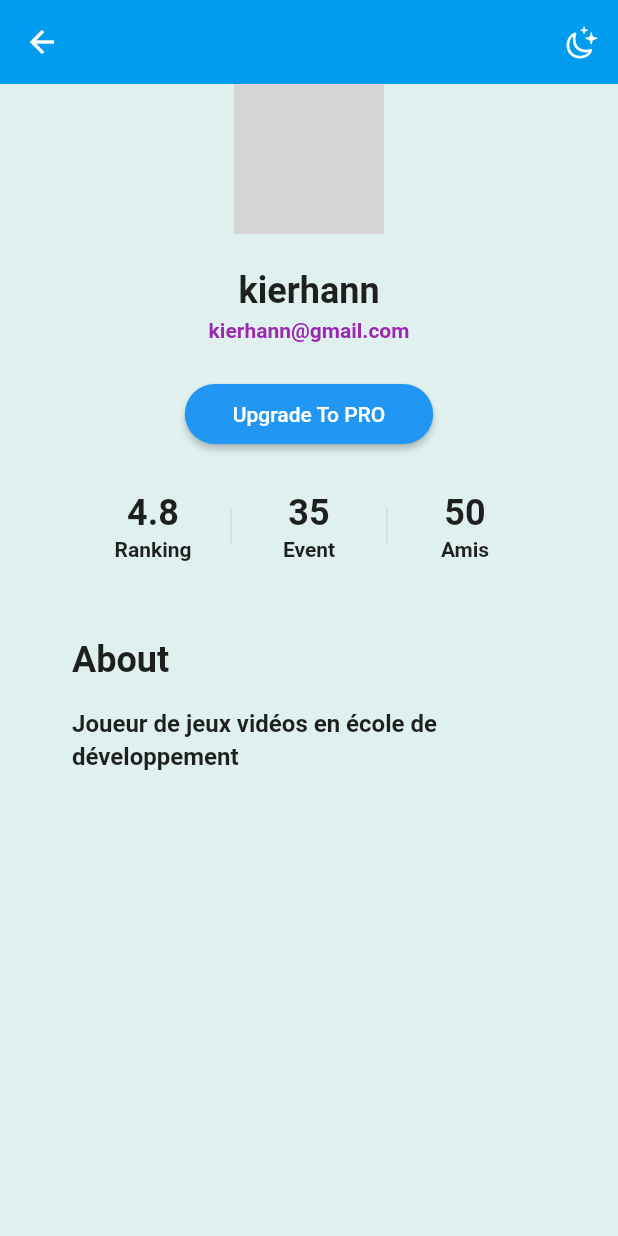
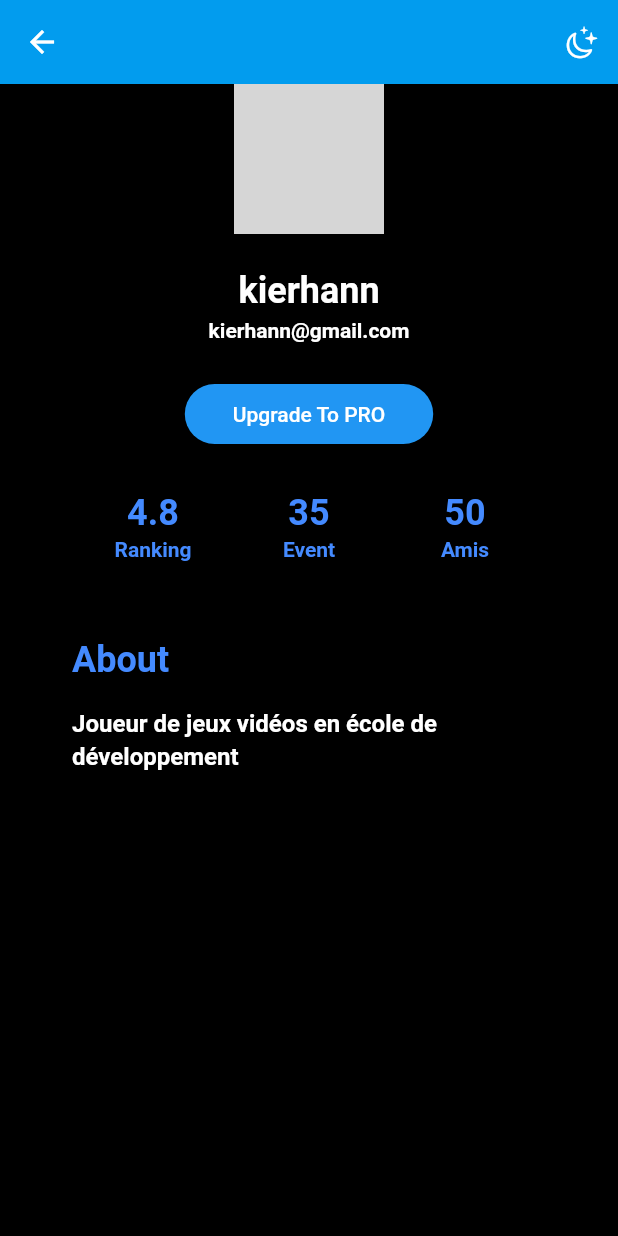
Before and after one commit to IsmaelHK1/Trinity, a Flutter app: the ProfilePage screen opened directly, on a phone screen of 412 x 824 dp. Run offline on Flutter 3.47's test engine with Material 2 defaults, Android fonts, the phone set to English and light mode, and no system bars; our stand-ins replace cloud_firestore, firebase_auth, firebase_core, firebase_crashlytics; accounts and stored records are empty; network calls fail; grey boxes are pictures that could not be loaded.

Commit message:
init var user

```diff
--- a/lib/Screens/ProfilePage/profile_page.dart
+++ b/lib/Screens/ProfilePage/profile_page.dart
@@ -19,7 +19,7 @@ class _ProfilePageState extends State<ProfilePage> {
     UserData user = UserPreferences.myUser;
 
     return Scaffold(
-      backgroundColor: Color.fromARGB(255, 223, 240, 239),
+      backgroundColor: Color.fromARGB(255, 0, 0, 0),
       appBar: buildAppBar(context),
       body: ListView(
         physics: BouncingScrollPhysics(),
@@ -52,12 +52,13 @@ class _ProfilePageState extends State<ProfilePage> {
         children: [
           Text(
             user.pseudo!,
-            style: TextStyle(fontWeight: FontWeight.bold, fontSize: 24),
+            style: TextStyle(
+                fontWeight: FontWeight.bold, fontSize: 24, color: Colors.white),
           ),
           const SizedBox(height: 4),
           Text(
             user.email!,
-            style: TextStyle(color: Colors.purple, fontWeight: FontWeight.bold),
+            style: TextStyle(color: Colors.white, fontWeight: FontWeight.bold),
           )
         ],
       );
@@ -74,14 +75,18 @@ class _ProfilePageState extends State<ProfilePage> {
           children: [
             Text(
               'About',
-              style: TextStyle(fontSize: 24, fontWeight: FontWeight.bold),
+              style: TextStyle(
+                  fontSize: 24,
+                  fontWeight: FontWeight.bold,
+                  color: Colors.blueAccent),
             ),
             const SizedBox(height: 16),
-            Text(
-              user.about!,
-              style: TextStyle(
-                  fontSize: 16, height: 1.4, fontWeight: FontWeight.bold),
-            ),
+            Text(user.about!,
+                style: TextStyle(
+                    fontSize: 16,
+                    height: 1.4,
+                    fontWeight: FontWeight.bold,
+                    color: Colors.white)),
           ],
         ),
       );
--- a/lib/Screens/partyPage/PartyContainer.dart
+++ b/lib/Screens/partyPage/PartyContainer.dart
@@ -1,7 +1,5 @@
-
 import 'package:flutter/material.dart';
 import 'package:trinity/Screens/MenuPage/Home_Page.dart';
-
 
 class PartyPage extends StatefulWidget {
   const PartyPage({Key? key}) : super(key: key);
@@ -11,7 +9,7 @@ class PartyPage extends StatefulWidget {
 }
 
 class _PartyPageState extends State<PartyPage> {
-  final int _maxLifePoint = 120;
+  final int _maxLifePoint = 100;
   late int _lifePoint = _maxLifePoint;
   double _percentLifePoint = 1;
   final List<String> _historicConsumption = <String>[];
@@ -34,10 +32,10 @@ class _PartyPageState extends State<PartyPage> {
       }
 
       if (_lifePoint <= 0) {
-        Navigator.push(
-          context,
-          MaterialPageRoute(builder: (context) => const MyHomePage()),
-        );
+        Navigator.pushAndRemoveUntil(
+            context,
+            MaterialPageRoute(builder: (context) => const MyHomePage()),
+            (route) => false);
         ScaffoldMessenger.of(context).showSnackBar(
           const SnackBar(
             content: Text(
@@ -90,7 +88,7 @@ class _PartyPageState extends State<PartyPage> {
               height: 30.0,
             ),
             const Text(
-              'Shadowolf',
+              'kierhann',
               style: TextStyle(
                 color: Colors.white,
                 fontFamily: 'Lemon Tea',
@@ -101,7 +99,7 @@ class _PartyPageState extends State<PartyPage> {
               height: 10.0,
             ),
             const Text(
-              'Tank',
+              'DPS',
               style: TextStyle(
                 color: Colors.white,
                 fontFamily: 'Lemon Tea',
--- a/lib/Widgets/numbers_widget.dart
+++ b/lib/Widgets/numbers_widget.dart
@@ -28,12 +28,16 @@ class NumbersWidget extends StatelessWidget {
           children: <Widget>[
             Text(
               value,
-              style: const TextStyle(fontWeight: FontWeight.bold, fontSize: 24),
+              style: const TextStyle(
+                  fontWeight: FontWeight.bold,
+                  fontSize: 24,
+                  color: Colors.blueAccent),
             ),
             const SizedBox(height: 2),
             Text(
               text,
-              style: const TextStyle(fontWeight: FontWeight.bold),
+              style: const TextStyle(
+                  fontWeight: FontWeight.bold, color: Colors.blueAccent),
             ),
           ],
         ),
```
